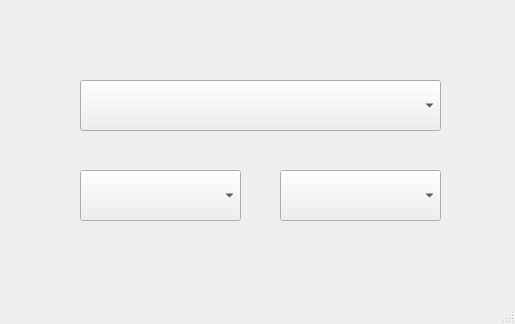
136724140/ProductionReport, file main.ui: the form before one commit.
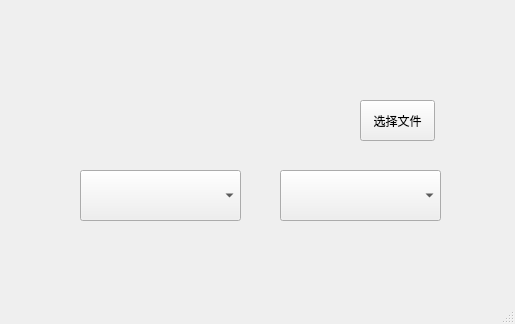
The form after the commit.

```diff
--- a/main.ui
+++ b/main.ui
@@ -14,16 +14,6 @@
    <string>MainWindow</string>
   </property>
   <widget class="QWidget" name="centralwidget">
-   <widget class="QComboBox" name="comboBox">
-    <property name="geometry">
-     <rect>
-      <x>80</x>
-      <y>80</y>
-      <width>361</width>
-      <height>51</height>
-     </rect>
-    </property>
-   </widget>
    <widget class="QComboBox" name="comboBox_2">
     <property name="geometry">
      <rect>
@@ -44,6 +34,32 @@
      </rect>
     </property>
    </widget>
+   <widget class="QLabel" name="label">
+    <property name="geometry">
+     <rect>
+      <x>80</x>
+      <y>100</y>
+      <width>261</width>
+      <height>41</height>
+     </rect>
+    </property>
+    <property name="text">
+     <string/>
+    </property>
+   </widget>
+   <widget class="QPushButton" name="pushButton">
+    <property name="geometry">
+     <rect>
+      <x>360</x>
+      <y>100</y>
+      <width>75</width>
+      <height>41</height>
+     </rect>
+    </property>
+    <property name="text">
+     <string>选择文件</string>
+    </property>
+   </widget>
   </widget>
   <widget class="QStatusBar" name="statusbar"/>
  </widget>
```
